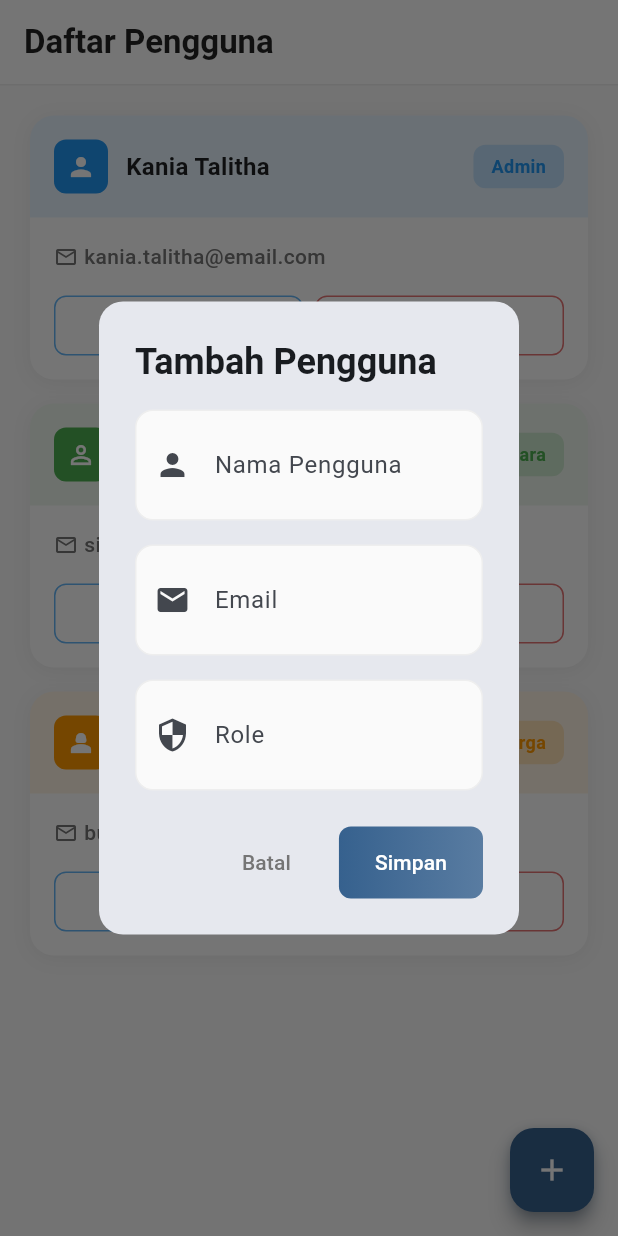
After one commit to HaikalMuhammadRafli/jawara-four, a Flutter app: the PenggunaPage screen opened by its route, after a tap on the "add" icon, on a phone screen of 412 x 824 dp. The commit adds this screen. Run offline on Flutter 3.47's test engine with Material 3 defaults, Android fonts, the phone set to English and light mode, and no system bars; our stand-ins replace go_router.

Commit message:
Log aktifitas & Manajemen Pengguna

```diff
--- /dev/null
+++ b/lib/pages/pengguna/pengguna_page.dart
@@ -0,0 +1,466 @@
+
+import 'package:flutter/material.dart';
+
+class PenggunaPage extends StatefulWidget {
+	const PenggunaPage({super.key});
+
+	@override
+	State<PenggunaPage> createState() => _PenggunaPageState();
+}
+
+class _PenggunaPageState extends State<PenggunaPage> {
+	final TextEditingController _namaController = TextEditingController();
+	final TextEditingController _emailController = TextEditingController();
+	final TextEditingController _roleController = TextEditingController();
+
+	@override
+	void dispose() {
+		_namaController.dispose();
+		_emailController.dispose();
+		_roleController.dispose();
+		super.dispose();
+	}
+
+	void _showAddForm() {
+		showDialog(
+			context: context,
+			builder: (context) => AlertDialog(
+				shape: RoundedRectangleBorder(borderRadius: BorderRadius.circular(16)),
+				title: const Text(
+					'Tambah Pengguna',
+					style: TextStyle(fontWeight: FontWeight.w600),
+				),
+				content: SingleChildScrollView(
+					child: Column(
+						mainAxisSize: MainAxisSize.min,
+						children: [
+							Container(
+								decoration: BoxDecoration(
+									color: Colors.grey[50],
+									borderRadius: BorderRadius.circular(12),
+									border: Border.all(color: Colors.grey[200]!),
+								),
+								child: TextField(
+									controller: _namaController,
+									decoration: const InputDecoration(
+										labelText: 'Nama Pengguna',
+										border: InputBorder.none,
+										contentPadding: EdgeInsets.all(16),
+										prefixIcon: Icon(Icons.person),
+									),
+								),
+							),
+							const SizedBox(height: 16),
+							Container(
+								decoration: BoxDecoration(
+									color: Colors.grey[50],
+									borderRadius: BorderRadius.circular(12),
+									border: Border.all(color: Colors.grey[200]!),
+								),
+								child: TextField(
+									controller: _emailController,
+									decoration: const InputDecoration(
+										labelText: 'Email',
+										border: InputBorder.none,
+										contentPadding: EdgeInsets.all(16),
+										prefixIcon: Icon(Icons.email),
+									),
+									keyboardType: TextInputType.emailAddress,
+								),
+							),
+							const SizedBox(height: 16),
+							Container(
+								decoration: BoxDecoration(
+									color: Colors.grey[50],
+									borderRadius: BorderRadius.circular(12),
+									border: Border.all(color: Colors.grey[200]!),
+								),
+								child: TextField(
+									controller: _roleController,
+									decoration: const InputDecoration(
+										labelText: 'Role',
+										border: InputBorder.none,
+										contentPadding: EdgeInsets.all(16),
+										prefixIcon: Icon(Icons.security),
+									),
+								),
+							),
+						],
+					),
+				),
+				actions: [
+					TextButton(
+						onPressed: () {
+							_namaController.clear();
+							_emailController.clear();
+							_roleController.clear();
+							Navigator.pop(context);
+						},
+						style: TextButton.styleFrom(
+							foregroundColor: Colors.grey[600],
+							padding: const EdgeInsets.symmetric(horizontal: 24, vertical: 12),
+						),
+						child: const Text('Batal'),
+					),
+					Container(
+						decoration: BoxDecoration(
+							gradient: LinearGradient(
+								colors: [
+									Theme.of(context).primaryColor,
+									Theme.of(context).primaryColor.withOpacity(0.8),
+								],
+							),
+							borderRadius: BorderRadius.circular(8),
+						),
+						child: TextButton(
+							onPressed: () {
+								if (_namaController.text.isNotEmpty &&
+										_emailController.text.isNotEmpty &&
+										_roleController.text.isNotEmpty) {
+									ScaffoldMessenger.of(context).showSnackBar(
+										const SnackBar(
+											content: Text('Pengguna berhasil ditambahkan'),
+											backgroundColor: Colors.green,
+										),
+									);
+									_namaController.clear();
+									_emailController.clear();
+									_roleController.clear();
+									Navigator.pop(context);
+								} else {
+									ScaffoldMessenger.of(context).showSnackBar(
+										const SnackBar(
+											content: Text('Mohon lengkapi semua field'),
+											backgroundColor: Colors.red,
+										),
+									);
+								}
+							},
+							style: TextButton.styleFrom(
+								foregroundColor: Colors.white,
+								padding: const EdgeInsets.symmetric(horizontal: 24, vertical: 12),
+							),
+							child: const Text('Simpan'),
+						),
+					),
+				],
+			),
+		);
+	}
+
+	@override
+	Widget build(BuildContext context) {
+		final List<Map<String, dynamic>> penggunaDummy = [
+			{
+				'no': 1,
+				'nama': 'Kania Talitha',
+				'email': 'kania.talitha@email.com',
+				'role': 'Admin',
+				'icon': Icons.person,
+				'color': Colors.blue,
+			},
+			{
+				'no': 2,
+				'nama': 'Siti Aminah',
+				'email': 'siti.aminah@email.com',
+				'role': 'Bendahara',
+				'icon': Icons.person_outline,
+				'color': Colors.green,
+			},
+			{
+				'no': 3,
+				'nama': 'Budi Santoso',
+				'email': 'budi.santoso@email.com',
+				'role': 'Warga',
+				'icon': Icons.person_2,
+				'color': Colors.orange,
+			},
+		];
+
+		return Scaffold(
+			backgroundColor: Colors.grey[50],
+			appBar: AppBar(
+				title: const Text(
+					'Daftar Pengguna',
+					style: TextStyle(fontWeight: FontWeight.w600),
+				),
+				backgroundColor: Colors.white,
+				foregroundColor: Colors.black87,
+				elevation: 0,
+				bottom: PreferredSize(
+					preferredSize: const Size.fromHeight(1),
+					child: Container(
+						color: Colors.grey[200],
+						height: 1,
+					),
+				),
+			),
+			floatingActionButton: Container(
+				decoration: BoxDecoration(
+					borderRadius: BorderRadius.circular(16),
+					boxShadow: [
+						BoxShadow(
+							color: Theme.of(context).primaryColor.withOpacity(0.3),
+							blurRadius: 8,
+							offset: const Offset(0, 4),
+						),
+					],
+				),
+				child: FloatingActionButton(
+					onPressed: _showAddForm,
+					backgroundColor: Theme.of(context).primaryColor,
+					shape: RoundedRectangleBorder(
+						borderRadius: BorderRadius.circular(16),
+					),
+					child: const Icon(Icons.add, color: Colors.white),
+				),
+			),
+			body: penggunaDummy.isEmpty
+					? _buildEmptyState()
+					: ListView.separated(
+							padding: const EdgeInsets.all(20),
+							itemCount: penggunaDummy.length,
+							separatorBuilder: (context, index) => const SizedBox(height: 16),
+							itemBuilder: (context, index) {
+								final item = penggunaDummy[index];
+								return _buildPenggunaCard(item);
+							},
+						),
+		);
+	}
+
+	Widget _buildEmptyState() {
+		return Center(
+			child: Column(
+				mainAxisAlignment: MainAxisAlignment.center,
+				children: [
+					Container(
+						padding: const EdgeInsets.all(24),
+						decoration: BoxDecoration(
+							color: Colors.grey[100],
+							shape: BoxShape.circle,
+						),
+						child: Icon(
+							Icons.people_outline,
+							size: 64,
+							color: Colors.grey[400],
+						),
+					),
+					const SizedBox(height: 24),
+					Text(
+						'Belum Ada Pengguna',
+						style: TextStyle(
+							fontSize: 20,
+							fontWeight: FontWeight.w600,
+							color: Colors.grey[700],
+						),
+					),
+					const SizedBox(height: 8),
+					Text(
+						'Tap tombol + untuk menambah pengguna baru',
+						style: TextStyle(
+							fontSize: 14,
+							color: Colors.grey[500],
+						),
+					),
+				],
+			),
+		);
+	}
+
+	Widget _buildPenggunaCard(Map<String, dynamic> item) {
+		return Container(
+			decoration: BoxDecoration(
+				color: Colors.white,
+				borderRadius: BorderRadius.circular(16),
+				boxShadow: [
+					BoxShadow(
+						color: Colors.black.withOpacity(0.05),
+						blurRadius: 10,
+						offset: const Offset(0, 2),
+					),
+				],
+			),
+			child: Column(
+				children: [
+					// Header with icon and name
+					Container(
+						padding: const EdgeInsets.all(16),
+						decoration: BoxDecoration(
+							color: (item['color'] as Color).withOpacity(0.1),
+							borderRadius: const BorderRadius.only(
+								topLeft: Radius.circular(16),
+								topRight: Radius.circular(16),
+							),
+						),
+						child: Row(
+							children: [
+								Container(
+									padding: const EdgeInsets.all(8),
+									decoration: BoxDecoration(
+										color: item['color'] as Color,
+										borderRadius: BorderRadius.circular(8),
+									),
+									child: Icon(
+										item['icon'] as IconData,
+										color: Colors.white,
+										size: 20,
+									),
+								),
+								const SizedBox(width: 12),
+								Expanded(
+									child: Text(
+										item['nama'],
+										style: const TextStyle(
+											fontWeight: FontWeight.w700,
+											fontSize: 16,
+											color: Colors.black87,
+										),
+									),
+								),
+								Container(
+									padding: const EdgeInsets.symmetric(horizontal: 12, vertical: 6),
+									decoration: BoxDecoration(
+										color: (item['color'] as Color).withOpacity(0.2),
+										borderRadius: BorderRadius.circular(8),
+									),
+									child: Text(
+										item['role'],
+										style: TextStyle(
+											fontWeight: FontWeight.w600,
+											color: item['color'] as Color,
+											fontSize: 12,
+										),
+									),
+								),
+							],
+						),
+					),
+					// Content
+					Padding(
+						padding: const EdgeInsets.all(16),
+						child: Column(
+							crossAxisAlignment: CrossAxisAlignment.start,
+							children: [
+								Row(
+									children: [
+										Icon(Icons.email_outlined, size: 16, color: Colors.grey[600]),
+										const SizedBox(width: 4),
+										Text(
+											item['email'],
+											style: TextStyle(
+												fontSize: 14,
+												color: Colors.grey[600],
+												fontWeight: FontWeight.w500,
+											),
+										),
+									],
+								),
+								const SizedBox(height: 16),
+								// Action buttons
+								Row(
+									children: [
+										Expanded(
+											child: Container(
+												height: 40,
+												decoration: BoxDecoration(
+													border: Border.all(color: Colors.blue[300]!),
+													borderRadius: BorderRadius.circular(8),
+												),
+												child: TextButton.icon(
+													onPressed: () {
+														_showEditDialog(item);
+													},
+													style: TextButton.styleFrom(
+														foregroundColor: Colors.blue[600],
+														shape: RoundedRectangleBorder(
+															borderRadius: BorderRadius.circular(8),
+														),
+													),
+													icon: const Icon(Icons.edit_outlined, size: 16),
+													label: const Text(
+														'Edit',
+														style: TextStyle(fontWeight: FontWeight.w600),
+													),
+												),
+											),
+										),
+										const SizedBox(width: 8),
+										Expanded(
+											child: Container(
+												height: 40,
+												decoration: BoxDecoration(
+													border: Border.all(color: Colors.red[300]!),
+													borderRadius: BorderRadius.circular(8),
+												),
+												child: TextButton.icon(
+													onPressed: () {
+														_showDeleteDialog(item);
+													},
+													style: TextButton.styleFrom(
+														foregroundColor: Colors.red[600],
+														shape: RoundedRectangleBorder(
+															borderRadius: BorderRadius.circular(8),
+														),
+													),
+													icon: const Icon(Icons.delete_outline, size: 16),
+													label: const Text(
+														'Hapus',
+														style: TextStyle(fontWeight: FontWeight.w600),
+													),
+												),
+											),
+										),
+									],
+								),
+							],
+						),
+					),
+				],
+			),
+		);
+	}
+
+	void _showEditDialog(Map<String, dynamic> item) {
+		showDialog(
+			context: context,
+			builder: (context) => AlertDialog(
+				shape: RoundedRectangleBorder(borderRadius: BorderRadius.circular(16)),
+				title: const Text('Edit Pengguna'),
+				content: Text('Edit pengguna: ${item['nama']}'),
+				actions: [
+					TextButton(
+						onPressed: () => Navigator.pop(context),
+						child: const Text('OK'),
+					),
+				],
+			),
+		);
+	}
+
+	void _showDeleteDialog(Map<String, dynamic> item) {
+		showDialog(
+			context: context,
+			builder: (context) => AlertDialog(
+				shape: RoundedRectangleBorder(borderRadius: BorderRadius.circular(16)),
+				title: const Text('Hapus Pengguna'),
+				content: Text('Yakin ingin menghapus pengguna "${item['nama']}"?'),
+				actions: [
+					TextButton(
+						onPressed: () => Navigator.pop(context),
+						child: const Text('Batal'),
+					),
+					TextButton(
+						onPressed: () {
+							Navigator.pop(context);
+							ScaffoldMessenger.of(context).showSnackBar(
+								SnackBar(content: Text('${item['nama']} telah dihapus')),
+							);
+						},
+						child: const Text('Hapus', style: TextStyle(color: Colors.red)),
+					),
+				],
+			),
+		);
+	}
+}
--- a/lib/routes/app_router.dart
+++ b/lib/routes/app_router.dart
@@ -20,6 +20,8 @@ import '../pages/keuangan/laporan_keuangan_page.dart';
 import '../pages/keuangan/pemasukan_lain_page.dart';
 import '../pages/login_page.dart';
 import '../pages/register_page.dart';
+import '../pages/log/log_aktifitas_page.dart';
+import '../pages/pengguna/pengguna_page.dart';
 
 final GoRouter appRouter = GoRouter(
   initialLocation: '/dashboard',
@@ -116,5 +118,23 @@ final GoRouter appRouter = GoRouter(
     // ===========================================================
     GoRoute(path: '/mutasi-keluarga', name: 'mutasi-keluarga', builder: (context, state) => const MutasiKeluargaPage()),
     GoRoute(path: '/mutasi-keluarga/tambah', name: 'mutasi-keluarga-tambah', builder: (context, state) => const MutasiKeluargaTambahPage()),
+
+    // ===========================================================
+    // Log Aktifitas Route
+    // ===========================================================
+    GoRoute(
+      path: '/log-aktifitas',
+      name: 'log-aktifitas',
+      builder: (context, state) => const LogAktifitasPage(),
+    ),
+
+    // ===========================================================
+    // Daftar Pengguna Route
+    // ===========================================================
+    GoRoute(
+      path: '/daftar-pengguna',
+      name: 'daftar-pengguna',
+      builder: (context, state) => const PenggunaPage(),
+    ),
   ],
 );
--- a/lib/widgets/app_drawer.dart
+++ b/lib/widgets/app_drawer.dart
@@ -78,6 +78,20 @@ class AppDrawer extends StatelessWidget {
             title: const Text('Mutasi Keluarga'),
             onTap: () => context.goNamed('mutasi-keluarga'),
           ),
+
+          // Menu Log Aktifitas
+          ListTile(
+            leading: const Icon(Icons.history),
+            title: const Text('Log Aktifitas'),
+            onTap: () => context.goNamed('log-aktifitas'),
+          ),
+
+          // Menu Daftar Pengguna
+          ListTile(
+            leading: const Icon(Icons.supervised_user_circle),
+            title: const Text('Daftar Pengguna'),
+            onTap: () => context.goNamed('daftar-pengguna'),
+          ),
         ],
       ),
     );
```
Also changed, not shown: lib/pages/log/log_aktifitas_page.dart (added, +143 -0 lines).
